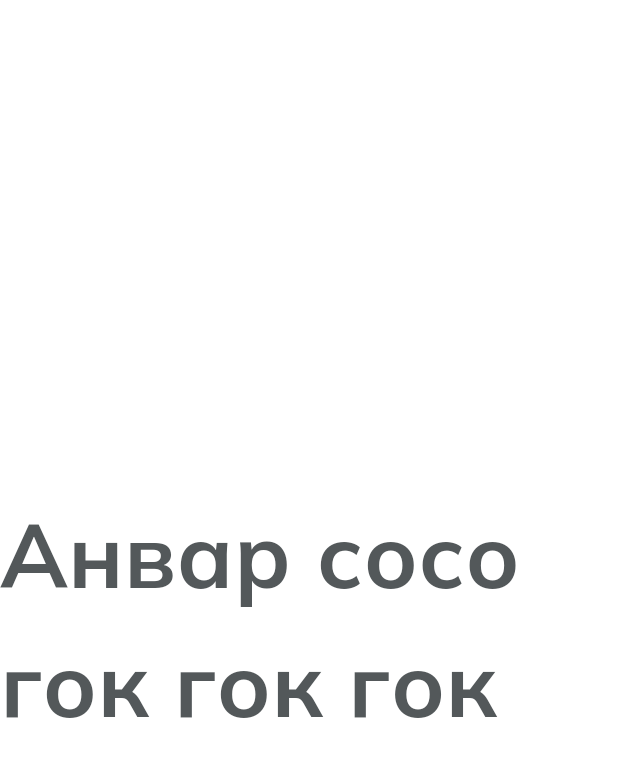
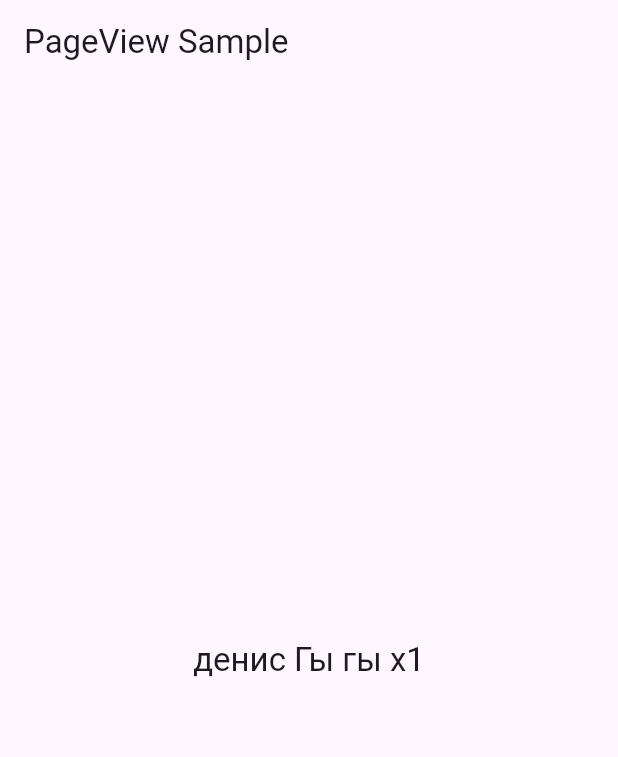
Before and after one commit to kaedeh1ra/My_Manga_H, a Flutter app: the screen it shows after launch, on a phone screen of 412 x 824 dp. Shown: the top 757 px of the screen. Run offline on Flutter 3.47's test engine with Material 3 defaults, Android fonts, the phone set to English and light mode, and no system bars; our stand-ins replace google_fonts.

Commit message:
денис Гы гы x1

```diff
--- a/lib/main.dart
+++ b/lib/main.dart
@@ -1,24 +1,171 @@
+
+import 'package:flutter/foundation.dart';
 import 'package:flutter/material.dart';
-import 'package:my_manga_h/screens/1screens.dart';
-import 'theme.dart';
 
-void main() {
-  runApp(const MyApp());
-}
+/// Flutter code sample for [PageView].
 
-class MyApp extends StatelessWidget {
-  const MyApp({super.key});
+void main() => runApp(const PageViewExampleApp());
+
+class PageViewExampleApp extends StatelessWidget {
+  const PageViewExampleApp({super.key});
 
   @override
   Widget build(BuildContext context) {
     return MaterialApp(
-      debugShowCheckedModeBanner: false,
-      title: 'Hentai ah ah',
-      theme: AppTheme.light(),
-      darkTheme: AppTheme.dark(),
-      themeMode: ThemeMode.light,
-      // Change to ThemeMode.light to see the light the
-      home: DrawingScreen(),
+      home: Scaffold(
+        appBar: AppBar(title: const Text('PageView Sample')),
+        body: const PageViewExample(),
+      ),
     );
   }
 }
+
+class PageViewExample extends StatefulWidget {
+  const PageViewExample({super.key});
+
+  @override
+  State<PageViewExample> createState() => _PageViewExampleState();
+}
+
+class _PageViewExampleState extends State<PageViewExample> with TickerProviderStateMixin {
+  late PageController _pageViewController;
+  late TabController _tabController;
+  int _currentPageIndex = 0;
+
+  @override
+  void initState() {
+    super.initState();
+    _pageViewController = PageController();
+    _tabController = TabController(length: 3, vsync: this);
+  }
+
+  @override
+  void dispose() {
+    super.dispose();
+    _pageViewController.dispose();
+    _tabController.dispose();
+  }
+
+  @override
+  Widget build(BuildContext context) {
+    final TextTheme textTheme = Theme.of(context).textTheme;
+
+    return Stack(
+      alignment: Alignment.bottomCenter,
+      children: <Widget>[
+        PageView(
+          /// [PageView.scrollDirection] defaults to [Axis.horizontal].
+          /// Use [Axis.vertical] to scroll vertically.
+          controller: _pageViewController,
+          onPageChanged: _handlePageViewChanged,
+          children: <Widget>[
+            Center(child: Text('денис Гы гы x1', style: textTheme.titleLarge)),
+            Center(child: Text('денис Гы гы x2', style: textTheme.titleLarge)),
+            Center(child: Text('денис Гы гы x3', style: textTheme.titleLarge)),
+          ],
+        ),
+        PageIndicator(
+          tabController: _tabController,
+          currentPageIndex: _currentPageIndex,
+          onUpdateCurrentPageIndex: _updateCurrentPageIndex,
+          isOnDesktopAndWeb: _isOnDesktopAndWeb,
+        ),
+      ],
+    );
+  }
+
+  void _handlePageViewChanged(int currentPageIndex) {
+    if (!_isOnDesktopAndWeb) {
+      return;
+    }
+    _tabController.index = currentPageIndex;
+    setState(() {
+      _currentPageIndex = currentPageIndex;
+    });
+  }
+
+  void _updateCurrentPageIndex(int index) {
+    _tabController.index = index;
+    _pageViewController.animateToPage(
+      index,
+      duration: const Duration(milliseconds: 400),
+      curve: Curves.easeInOut,
+    );
+  }
+
+  bool get _isOnDesktopAndWeb =>
+      kIsWeb ||
+          switch (defaultTargetPlatform) {
+            TargetPlatform.macOS || TargetPlatform.linux || TargetPlatform.windows => true,
+            TargetPlatform.android || TargetPlatform.iOS || TargetPlatform.fuchsia => false,
+          };
+}
+
+/// Page indicator for desktop and web platforms.
+///
+/// On Desktop and Web, drag gesture for horizontal scrolling in a PageView is disabled by default.
+/// You can defined a custom scroll behavior to activate drag gestures,
+/// see https://docs.flutter.dev/release/breaking-changes/default-scroll-behavior-drag.
+///
+/// In this sample, we use a TabPageSelector to navigate between pages,
+/// in order to build natural behavior similar to other desktop applications.
+class PageIndicator extends StatelessWidget {
+  const PageIndicator({
+    super.key,
+    required this.tabController,
+    required this.currentPageIndex,
+    required this.onUpdateCurrentPageIndex,
+    required this.isOnDesktopAndWeb,
+  });
+
+  final int currentPageIndex;
+  final TabController tabController;
+  final void Function(int) onUpdateCurrentPageIndex;
+  final bool isOnDesktopAndWeb;
+
+  @override
+  Widget build(BuildContext context) {
+    if (!isOnDesktopAndWeb) {
+      return const SizedBox.shrink();
+    }
+    final ColorScheme colorScheme = Theme.of(context).colorScheme;
+
+    return Padding(
+      padding: const EdgeInsets.all(8.0),
+      child: Row(
+        mainAxisAlignment: MainAxisAlignment.center,
+        children: <Widget>[
+          IconButton(
+            splashRadius: 16.0,
+            padding: EdgeInsets.zero,
+            onPressed: () {
+              if (currentPageIndex == 0) {
+                return;
+              }
+              onUpdateCurrentPageIndex(currentPageIndex - 1);
+            },
+            icon: const Icon(Icons.arrow_left_rounded, size: 32.0),
+          ),
+          TabPageSelector(
+            controller: tabController,
+            color: colorScheme.surface,
+            selectedColor: colorScheme.primary,
+          ),
+          IconButton(
+            splashRadius: 16.0,
+            padding: EdgeInsets.zero,
+            onPressed: () {
+              if (currentPageIndex == 2) {
+               return;
+              }
+
+              onUpdateCurrentPageIndex(currentPageIndex + 1);
+
+            },
+            icon: const Icon(Icons.arrow_right_rounded, size: 32.0),
+          ),
+        ],
+      ),
+    );
+  }
+}
```
Also changed, not shown: 1 other file.
